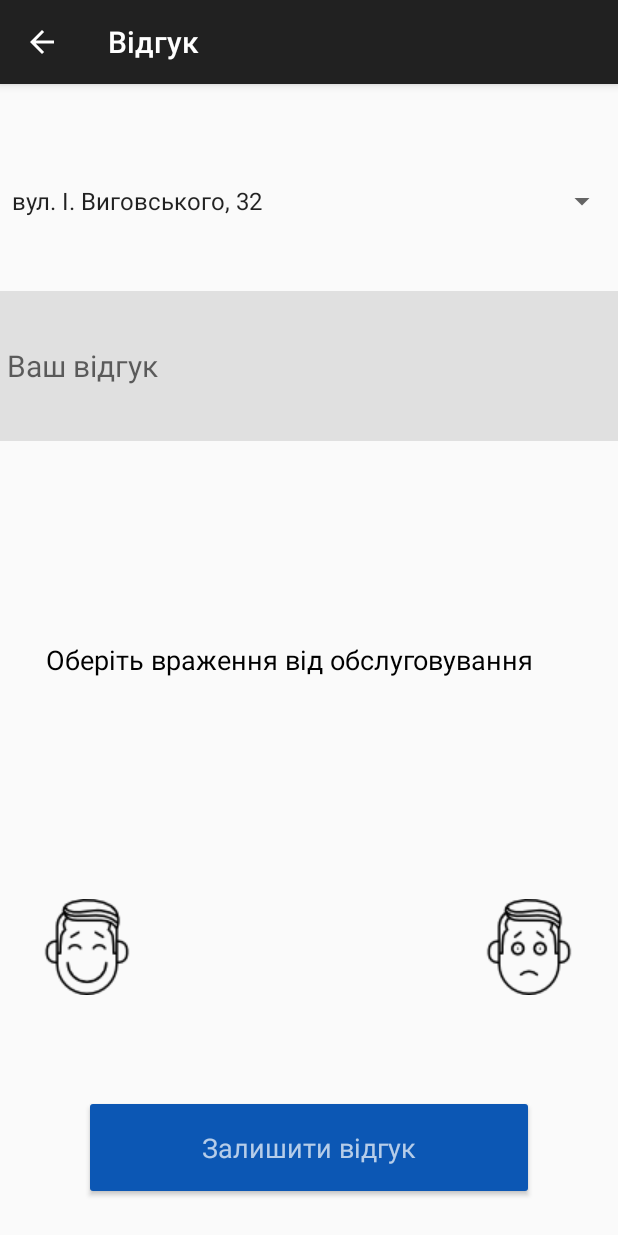
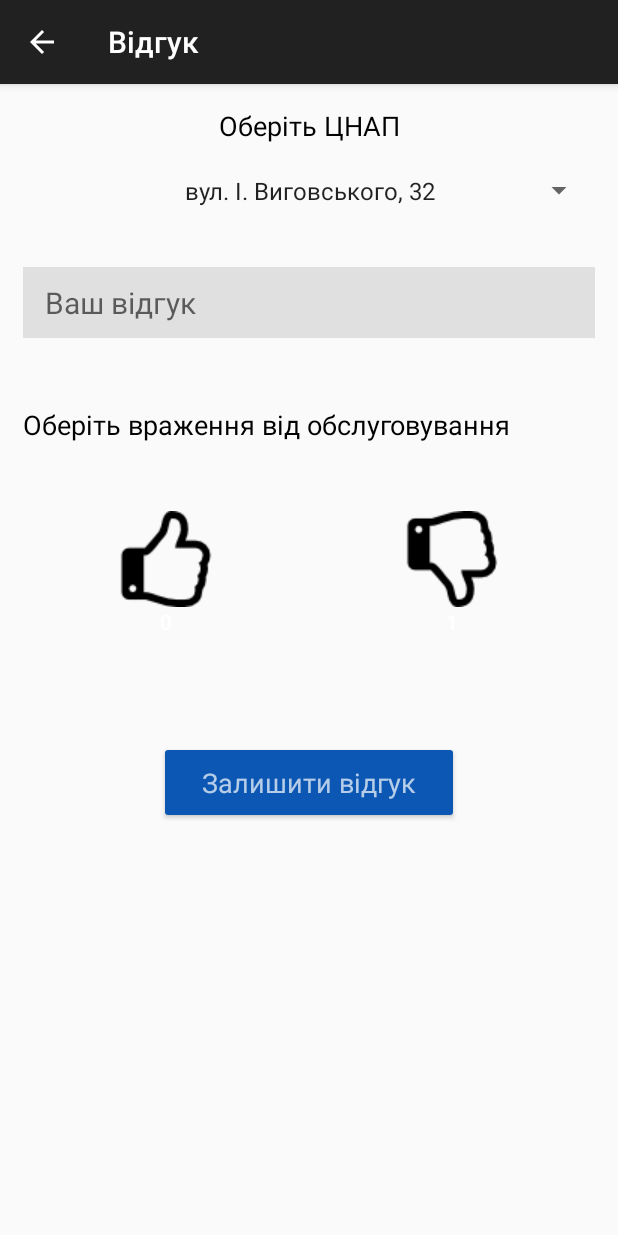
Before and after one commit to nWo-deHack/CNAP, an Android app: the RateActivity screen opened directly, with no data from a screen before it, on a phone screen of 412 x 824 dp. Run offline under Robolectric (Android 15) with nearby library versions, the light colour scheme and no system bars.

Commit message:
[^] Change rate page

```diff
--- a/prototype/android/LMR_ZNAP/app/src/main/res/layout/activity_my_reviews.xml
+++ b/prototype/android/LMR_ZNAP/app/src/main/res/layout/activity_my_reviews.xml
@@ -1,5 +1,5 @@
 <?xml version="1.0" encoding="utf-8"?>
-<android.support.constraint.ConstraintLayout xmlns:android="http://schemas.android.com/apk/res/android"
+<RelativeLayout xmlns:android="http://schemas.android.com/apk/res/android"
     xmlns:app="http://schemas.android.com/apk/res-auto"
     xmlns:tools="http://schemas.android.com/tools"
     android:layout_width="match_parent"
@@ -7,8 +7,7 @@
 
     <ListView
         android:id="@+id/ReviewsList"
-        android:layout_width="416dp"
-        android:layout_height="751dp"
-        app:layout_constraintEnd_toEndOf="parent"
+        android:layout_width="match_parent"
+        android:layout_height="match_parent"
         tools:layout_editor_absoluteY="0dp" />
-</android.support.constraint.ConstraintLayout>
+</RelativeLayout>
--- a/prototype/android/LMR_ZNAP/app/src/main/res/layout/activity_rate.xml
+++ b/prototype/android/LMR_ZNAP/app/src/main/res/layout/activity_rate.xml
@@ -4,93 +4,101 @@
     xmlns:tools="http://schemas.android.com/tools"
     android:layout_width="match_parent"
     android:layout_height="match_parent"
+    android:padding="15dp"
     tools:context="com.znap.lmr.lmr_znap.RateActivity">
 
 
+    <ScrollView
+        android:layout_width="match_parent"
+        android:layout_height="match_parent">
+
+        <LinearLayout
+            android:layout_width="match_parent"
+            android:layout_height="match_parent"
+            android:orientation="vertical">
+
+            <TextView
+                android:id="@+id/textView4"
+                android:layout_width="match_parent"
+                android:layout_height="wrap_content"
+                android:text="Оберіть ЦНАП"
+                android:textAlignment="center"
+                android:textColor="#000"
+                android:textSize="18dp" />
+
+            <Spinner
+                android:id="@+id/znaps"
+                android:layout_width="match_parent"
+                android:layout_height="wrap_content"
+                android:entries="@array/znaps"
+                android:layout_marginTop="10dp"
+                android:layout_marginBottom="10dp"
+                android:textAlignment="center"
+                android:padding="10dp" />
+
             <EditText
                 android:id="@+id/etDescription"
-        android:layout_width="fill_parent"
-        android:layout_height="100dp"
-        android:layout_alignParentLeft="true"
-        android:layout_alignParentStart="true"
-        android:layout_below="@+id/znaps"
+                android:layout_width="match_parent"
+                android:layout_height="wrap_content"
                 android:layout_marginTop="20dp"
+
                 android:background="#E0E0E0"
                 android:ems="10"
                 android:hint=" Ваш відгук"
+                android:padding="10dp"
 
                 android:textSize="20dp" />
 
-    <Spinner
-        android:id="@+id/znaps"
-        android:layout_width="fill_parent"
-        android:layout_height="80dp"
-        android:layout_alignParentLeft="true"
-        android:layout_alignParentStart="true"
-        android:layout_alignParentTop="true"
-        android:layout_marginTop="38dp"
-        android:entries="@array/znaps" />
+            <TextView
+                android:id="@+id/labelForQuality"
+                android:layout_width="match_parent"
+                android:layout_height="wrap_content"
+                android:layout_marginTop="45dp"
+                android:text="Оберіть враження від обслуговування"
+                android:textColor="#000"
+                android:textSize="18dp" />
+
+            <LinearLayout
+                android:layout_width="match_parent"
+                android:layout_height="match_parent"
+                android:orientation="horizontal"
+                android:layout_marginTop="45dp">
+
+                <Button
+                    android:id="@+id/btGood"
+                    android:layout_width="match_parent"
+                    android:layout_height="wrap_content"
+                    android:layout_weight="1"
+                    android:background="@drawable/button"
+                    android:drawableTop="@drawable/happy"
+                    android:text="0"
+                    android:textColor="#fff" />
+
+                <Button
+                    android:id="@+id/btBad"
+                    android:layout_width="match_parent"
+                    android:layout_height="wrap_content"
+                    android:layout_weight="1"
+                    android:background="@drawable/button"
+                    android:drawableTop="@drawable/sad"
+                    android:text="1"
+                    android:textColor="#fff" />
+            </LinearLayout>
 
             <Button
                 android:id="@+id/btLeaveReview"
-        android:layout_width="300dp"
-        android:layout_height="70dp"
-        android:layout_alignParentBottom="true"
-        android:layout_centerHorizontal="true"
-        android:layout_marginBottom="24dp"
+                android:layout_width="200dp"
+                android:layout_height="55dp"
+                android:layout_weight="1"
                 android:text="Залишити відгук"
+                android:textAlignment="center"
+                android:layout_marginTop="70dp"
                 android:textAppearance="@style/TextAppearance.AppCompat.Medium"
-        android:layout_weight="1"
-        android:textAlignment="center"
-        android:theme="@style/mainActButton"/>
+                android:layout_gravity="center_horizontal"
+                android:theme="@style/mainActButton" />
+
+        </LinearLayout>
+    </ScrollView>
 
 
-    <Button
-        android:id="@+id/btBad"
-        android:layout_width="wrap_content"
-        android:layout_height="wrap_content"
-        android:layout_alignBaseline="@+id/btGood"
-        android:layout_alignBottom="@+id/btGood"
-        android:layout_alignParentEnd="true"
-        android:layout_alignParentRight="true"
-        android:layout_marginEnd="11dp"
-        android:layout_marginRight="11dp"
-        android:background="@drawable/button"
-        android:drawableTop="@drawable/sad"
-        android:paddingBottom="5dp"
-        android:paddingLeft="16dp"
-        android:paddingRight="16dp"
-        android:paddingTop="8dp"
-        android:text="1"
-        android:textColor="@android:color/transparent" />
-
-    <Button
-        android:id="@+id/btGood"
-        android:layout_width="wrap_content"
-        android:layout_height="wrap_content"
-        android:layout_above="@+id/btLeaveReview"
-        android:layout_alignParentLeft="true"
-        android:layout_alignParentStart="true"
-        android:layout_marginBottom="42dp"
-        android:background="@drawable/button"
-        android:drawableTop="@drawable/happy"
-        android:paddingBottom="5dp"
-        android:paddingLeft="16dp"
-        android:paddingRight="16dp"
-        android:paddingTop="8dp"
-        android:layout_marginLeft="10dp"
-        android:text="0"
-        android:textColor="@android:color/transparent" />
-
-    <TextView
-        android:id="@+id/labelForQuality"
-        android:layout_width="wrap_content"
-        android:layout_height="wrap_content"
-        android:layout_alignEnd="@+id/btLeaveReview"
-        android:layout_alignRight="@+id/btLeaveReview"
-        android:layout_centerVertical="true"
-        android:text="Оберіть враження від обслуговування"
-        android:textColor="#000000"
-        android:textSize="18dp" />
-
 </RelativeLayout>
```
Also changed, not shown: prototype/android/LMR_ZNAP/app/src/main/res/drawable/happy.png, prototype/android/LMR_ZNAP/app/src/main/res/drawable/sad.png. Lines whose indentation alone changed are shown as unchanged.
